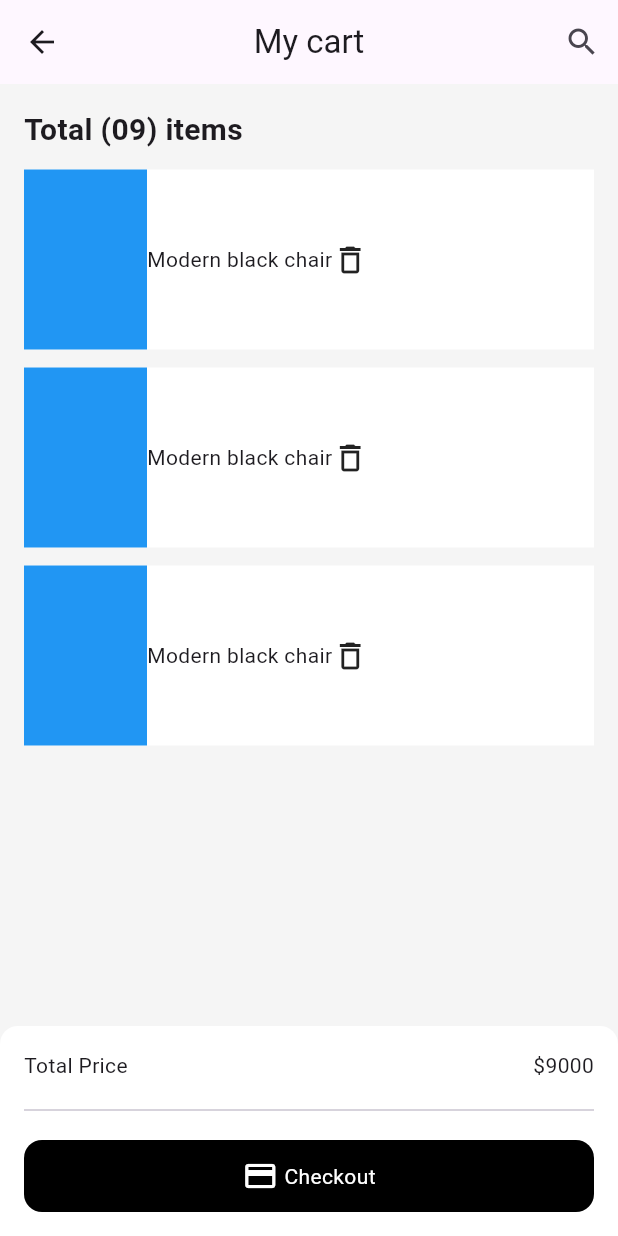
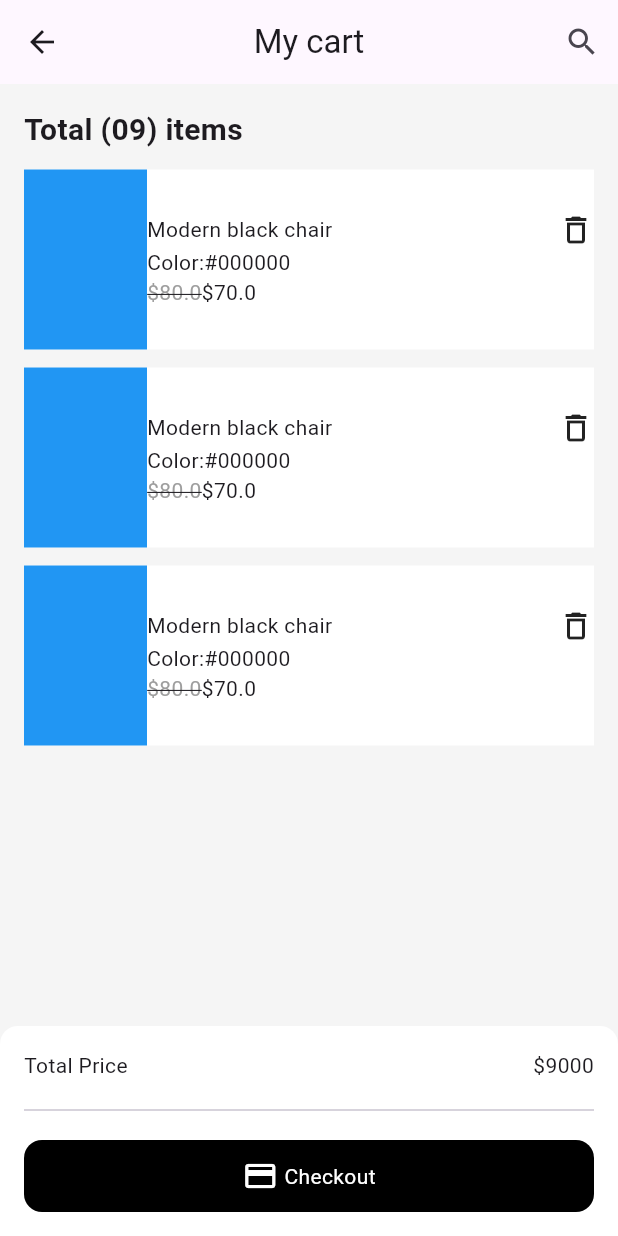
Before and after one commit to JAICHANGPARK/flutter_notebook_chapter_49, a Flutter app: the FurnitureCartPage screen opened directly, on a phone screen of 412 x 824 dp. Run offline on Flutter 3.47's test engine with Material 3 defaults, Android fonts, the phone set to English and light mode, and no system bars; our stand-ins replace dots_indicator, gap, google_fonts.

Commit message:
Update furniture_cart_page.dart

```diff
--- a/lib/ep2460_furniture_app/ui/furniture_cart_page.dart
+++ b/lib/ep2460_furniture_app/ui/furniture_cart_page.dart
@@ -50,9 +50,29 @@ class _FurnitureCartPageState extends State<FurnitureCartPage> {
                                 child: Column(
                                   children: [
                                     Row(
+                                      mainAxisAlignment:
+                                          MainAxisAlignment.spaceBetween,
                                       children: [
                                         Text("Modern black chair"),
                                         Icon(Icons.delete_outline),
+                                      ],
+                                    ),
+                                    Row(
+                                      children: [
+                                        Text("Color:"),
+                                        Text("#000000"),
+                                      ],
+                                    ),
+                                    Row(
+                                      children: [
+                                        Text(
+                                          "\$80.0",
+                                          style: TextStyle(
+                                            decoration: .lineThrough,
+                                            color: Colors.grey,
+                                          ),
+                                        ),
+                                        Text("\$70.0")
                                       ],
                                     ),
                                   ],
```
